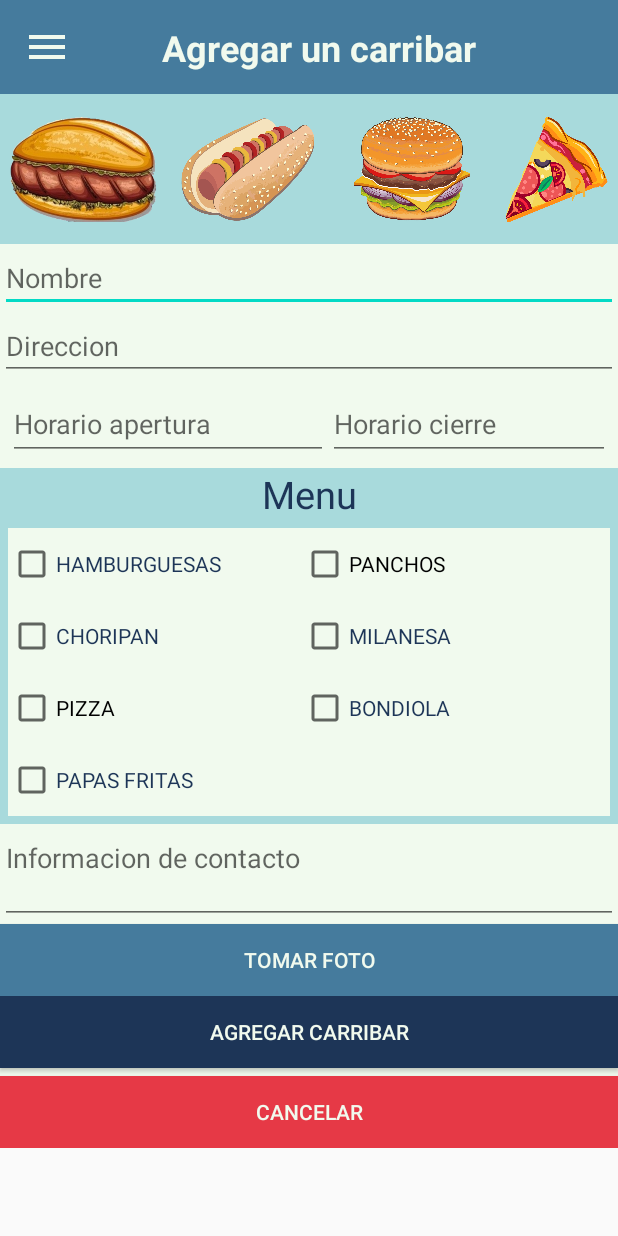
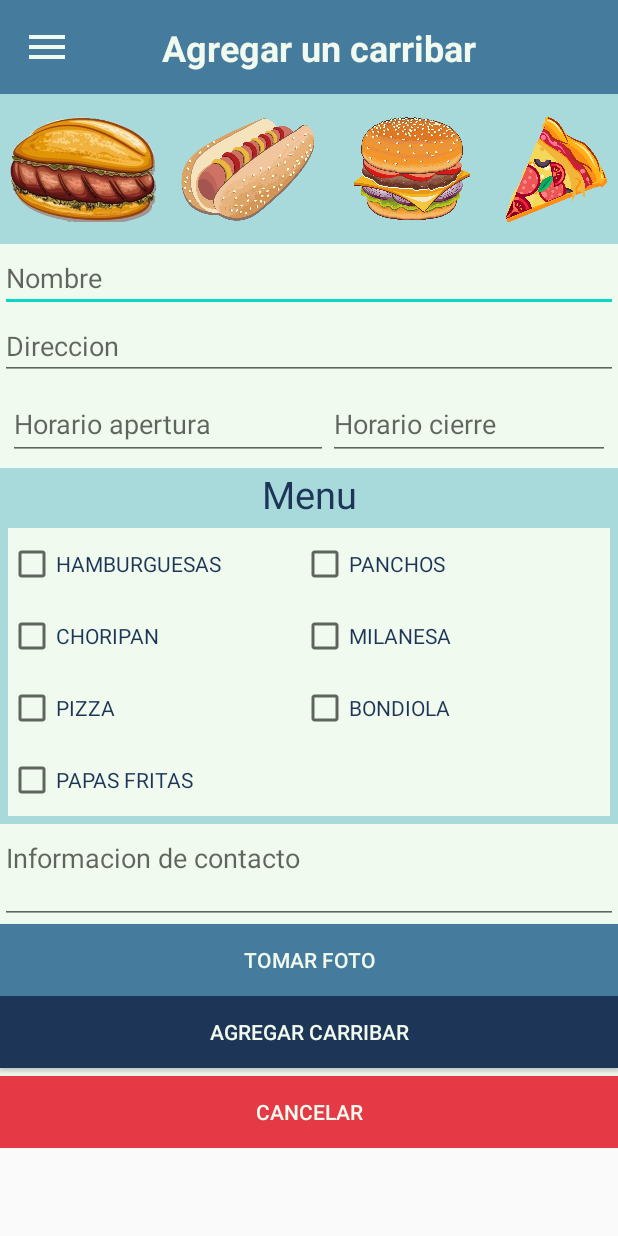
Before and after one commit to daiannicobitz/CarriApp, an Android app: the AgregarCarribarActivity screen opened directly, with no data from a screen before it, on a phone screen of 412 x 824 dp. Run offline under Robolectric (Android 15) with nearby library versions, the phone set to English and light mode, and no system bars; our stand-ins replace Room's generated code.

Commit message:
Update activity_agregar_carribar.xml

```diff
--- a/app/src/main/res/layout/activity_agregar_carribar.xml
+++ b/app/src/main/res/layout/activity_agregar_carribar.xml
@@ -152,6 +152,7 @@
                         android:layout_width="match_parent"
                         android:layout_height="wrap_content"
                         android:background="@color/clarito"
+                        android:textColor="@color/azul_oscuro"
                         android:minHeight="48dp"
                         android:text="@string/pizza" />
 
@@ -176,6 +177,7 @@
                         android:layout_width="match_parent"
                         android:layout_height="wrap_content"
                         android:background="@color/clarito"
+                        android:textColor="@color/azul_oscuro"
                         android:minHeight="48dp"
                         android:text="@string/panchos" />
 
```
